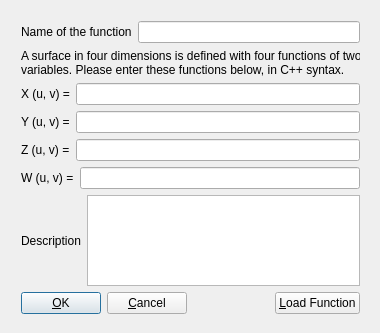
Old version of the form src/UI/SurfaceDialog.ui in the repository lene/HyperspaceExplorer.
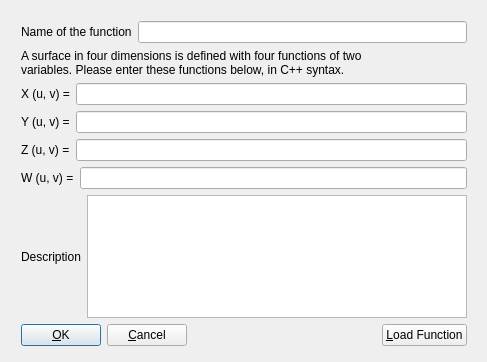
New version of the form.

Diff of the .ui file:
```diff
--- a/src/UI/SurfaceDialog.ui
+++ b/src/UI/SurfaceDialog.ui
@@ -5,20 +5,20 @@
    <rect>
     <x>0</x>
     <y>0</y>
-    <width>380</width>
-    <height>333</height>
+    <width>487</width>
+    <height>362</height>
    </rect>
   </property>
   <property name="windowTitle" >
    <string>Enter a definition for the surface</string>
   </property>
-  <widget class="QWidget" name="" >
+  <widget class="QWidget" name="layoutWidget" >
    <property name="geometry" >
     <rect>
      <x>10</x>
      <y>10</y>
-     <width>361</width>
-     <height>315</height>
+     <width>468</width>
+     <height>347</height>
     </rect>
    </property>
    <layout class="QVBoxLayout" >
```
Left out of the diff: 7 changed lines with no effect on the pictures.
